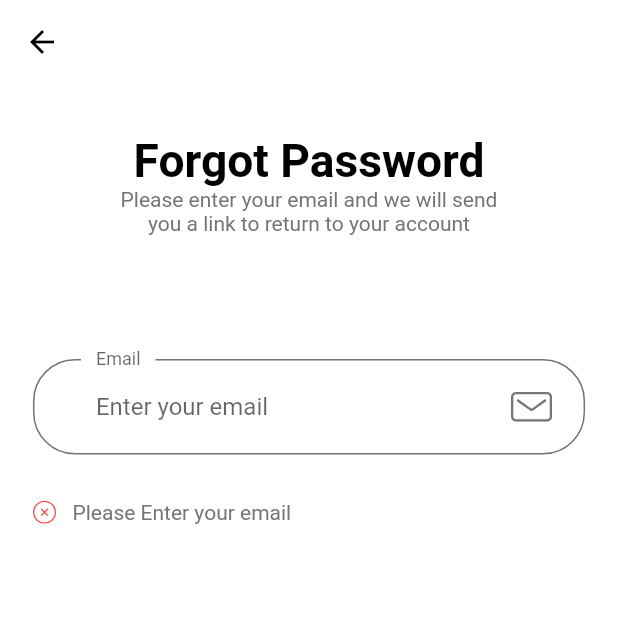
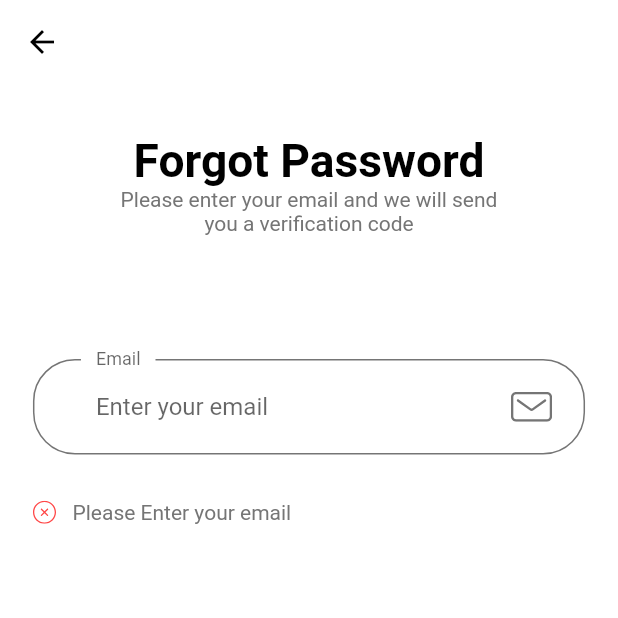
Before and after one commit to awesome56/revap-flutter, a Flutter app: the ForgotPasswordScreen screen opened by its route, after a tap on "Continue", on a phone screen of 412 x 824 dp, the top half of it. Run offline on Flutter 3.47's test engine with Material 2 defaults, Android fonts, the phone set to English and light mode, and no system bars; our stand-ins replace flutter_svg, fluttertoast, shared_preferences; accounts and stored records are empty; network calls fail; Roboto replaces fonts that are missing (Muli).

Commit message:
First commit

```diff
--- a/lib/constants.dart
+++ b/lib/constants.dart
@@ -36,6 +36,8 @@ const String kNamelNullError = "Please Enter your name";
 const String kPhoneNumberNullError = "Please Enter your phone number";
 const String kAddressNullError = "Please Enter your address";
 
+const String kUrl = "https://revap-api-6f16447151c5.herokuapp.com/api/v1";
+
 final otpInputDecoration = InputDecoration(
   contentPadding:
       EdgeInsets.symmetric(vertical: getProportionateScreenWidth(15)),
--- a/lib/routes.dart
+++ b/lib/routes.dart
@@ -1,6 +1,6 @@
 import 'package:flutter/widgets.dart';
 import 'package:revap/screens/cart/cart_screen.dart';
-import 'package:revap/screens/complete_profile/complete_profile_screen.dart';
+import 'package:revap/screens/reset_password/reset_password_screen.dart';
 import 'package:revap/screens/details/details_screen.dart';
 import 'package:revap/screens/forgot_password/forgot_password_screen.dart';
 import 'package:revap/screens/home/home_screen.dart';
@@ -20,7 +20,7 @@ final Map<String, WidgetBuilder> routes = {
   ForgotPasswordScreen.routeName: (context) => ForgotPasswordScreen(),
   LoginSuccessScreen.routeName: (context) => LoginSuccessScreen(),
   SignUpScreen.routeName: (context) => SignUpScreen(),
-  CompleteProfileScreen.routeName: (context) => CompleteProfileScreen(),
+  ResetPasswordScreen.routeName: (context) => ResetPasswordScreen(),
   OtpScreen.routeName: (context) => OtpScreen(),
   HomeScreen.routeName: (context) => HomeScreen(),
   DetailsScreen.routeName: (context) => DetailsScreen(),
--- a/lib/screens/forgot_password/components/body.dart
+++ b/lib/screens/forgot_password/components/body.dart
@@ -3,7 +3,10 @@ import 'package:revap/components/custom_surfix_icon.dart';
 import 'package:revap/components/default_button.dart';
 import 'package:revap/components/form_error.dart';
 import 'package:revap/components/no_account_text.dart';
+import 'package:revap/screens/reset_password/reset_password_screen.dart';
 import 'package:revap/size_config.dart';
+import 'dart:convert';
+import 'package:http/http.dart' as http;
 
 import '../../../constants.dart';
 
@@ -28,7 +31,7 @@ class Body extends StatelessWidget {
                 ),
               ),
               Text(
-                "Please enter your email and we will send \nyou a link to return to your account",
+                "Please enter your email and we will send \nyou a verification code",
                 textAlign: TextAlign.center,
               ),
               SizedBox(height: SizeConfig.screenHeight * 0.1),
@@ -42,7 +45,10 @@ class Body extends StatelessWidget {
 }
 
 class ForgotPassForm extends StatefulWidget {
+  const ForgotPassForm({super.key});
+
   @override
+  // ignore: library_private_types_in_public_api
   _ForgotPassFormState createState() => _ForgotPassFormState();
 }
 
@@ -85,7 +91,7 @@ class _ForgotPassFormState extends State<ForgotPassForm> {
               }
               return null;
             },
-            decoration: InputDecoration(
+            decoration: const InputDecoration(
               labelText: "Email",
               hintText: "Enter your email",
               // If  you are using latest version of flutter then lable text and hint text shown like this
@@ -99,9 +105,75 @@ class _ForgotPassFormState extends State<ForgotPassForm> {
           SizedBox(height: SizeConfig.screenHeight * 0.1),
           DefaultButton(
             text: "Continue",
-            press: () {
+            press: () async {
               if (_formKey.currentState!.validate()) {
-                // Do what you want to do
+                // Send forgot password request to API
+                var request = http.Request(
+                    'GET', Uri.parse('$kUrl/auth/forgotpassword/$email'));
+
+                http.StreamedResponse response = await request.send();
+
+                if (response.statusCode == 201) {
+                  print(await response.stream.bytesToString());
+                  // TODO: Handle successful forgot password request
+                  // ignore: use_build_context_synchronously
+                  Navigator.pushReplacementNamed(
+                      context, ResetPasswordScreen.routeName,
+                      arguments: {
+                        'email': email, // Send email to OTP screen
+                        'purpose': "Reset Passord",
+                        'expiration': 5,
+                      });
+                } else if (response.statusCode == 404) {
+                  // Display error toast from the API response
+                  String errorMessage = await response.stream.bytesToString();
+                  try {
+                    Map<String, dynamic> errorJson = json.decode(errorMessage);
+                    String error = errorJson['error'];
+                    // ignore: use_build_context_synchronously
+                    showDialog(
+                      context: context,
+                      builder: (BuildContext context) {
+                        return AlertDialog(
+                          title: const Text("Error"),
+                          content: Text(error),
+                          actions: [
+                            TextButton(
+                              child: const Text("Close"),
+                              onPressed: () {
+                                Navigator.of(context).pop();
+                              },
+                            ),
+                          ],
+                        );
+                      },
+                    );
+                  } catch (e) {
+                    // If JSON decoding fails, display a generic error message
+                    // ignore: use_build_context_synchronously
+                    showDialog(
+                      context: context,
+                      builder: (BuildContext context) {
+                        return AlertDialog(
+                          title: const Text("Error"),
+                          content: const Text(
+                              "An error occurred. Please try again."),
+                          actions: [
+                            TextButton(
+                              child: Text("Close"),
+                              onPressed: () {
+                                Navigator.of(context).pop();
+                              },
+                            ),
+                          ],
+                        );
+                      },
+                    );
+                  }
+                } else {
+                  print(response.reasonPhrase);
+                  // TODO: Handle errors
+                }
               }
             },
           ),
--- a/lib/screens/complete_profile/components/body.dart
+++ b/lib/screens/reset_password/components/body.dart
@@ -2,7 +2,7 @@ import 'package:flutter/material.dart';
 import 'package:revap/constants.dart';
 import 'package:revap/size_config.dart';
 
-import 'complete_profile_form.dart';
+import 'reset_password_form.dart';
 
 class Body extends StatelessWidget {
   @override
@@ -23,7 +23,7 @@ class Body extends StatelessWidget {
                   textAlign: TextAlign.center,
                 ),
                 SizedBox(height: SizeConfig.screenHeight * 0.06),
-                CompleteProfileForm(),
+                ResetPasswordForm(),
                 SizedBox(height: getProportionateScreenHeight(30)),
                 Text(
                   "By continuing your confirm that you agree \nwith our Term and Condition",
--- a/lib/screens/complete_profile/components/complete_profile_form.dart
+++ b/lib/screens/reset_password/components/reset_password_form.dart
@@ -7,12 +7,12 @@ import 'package:revap/screens/otp/otp_screen.dart';
 import '../../../constants.dart';
 import '../../../size_config.dart';
 
-class CompleteProfileForm extends StatefulWidget {
+class ResetPasswordForm extends StatefulWidget {
   @override
-  _CompleteProfileFormState createState() => _CompleteProfileFormState();
+  _ResetPasswordFormState createState() => _ResetPasswordFormState();
 }
 
-class _CompleteProfileFormState extends State<CompleteProfileForm> {
+class _ResetPasswordFormState extends State<ResetPasswordForm> {
   final _formKey = GlobalKey<FormState>();
   final List<String?> errors = [];
   String? firstName;
--- a/lib/screens/complete_profile/complete_profile_screen.dart
+++ b/lib/screens/reset_password/reset_password_screen.dart
@@ -2,13 +2,13 @@ import 'package:flutter/material.dart';
 
 import 'components/body.dart';
 
-class CompleteProfileScreen extends StatelessWidget {
-  static String routeName = "/complete_profile";
+class ResetPasswordScreen extends StatelessWidget {
+  static String routeName = "/reset_password";
   @override
   Widget build(BuildContext context) {
     return Scaffold(
       appBar: AppBar(
-        title: Text('Sign Up'),
+        title: Text(''),
       ),
       body: Body(),
     );
```
Also changed, not shown: lib/screens/sign_up/components/sign_up_form.dart (+7 -2 lines).
